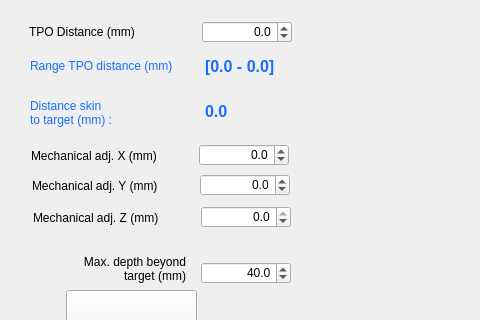
This is BabelBrain/Babel_H246/form.ui in ProteusMRIgHIFU/BabelBrain as Qt 5 draws it before an edit; both pictures show x 0 to 480 and y 0 to 320 of the 1251 by 473 pixel window. The edited form follows.
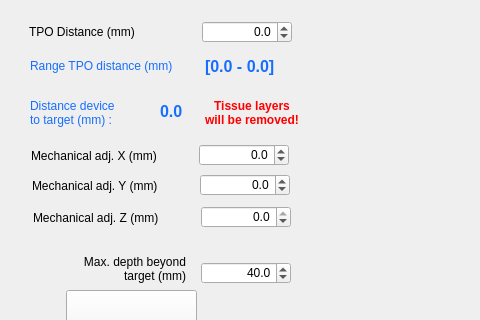
This is the edited form.

Commit message: Fixing for flat sources on removing skin or getting farther away

```diff
--- a/BabelBrain/Babel_H246/form.ui
+++ b/BabelBrain/Babel_H246/form.ui
@@ -73,9 +73,9 @@
   <widget class="QLabel" name="DistanceSkinLabel">
    <property name="geometry">
     <rect>
-     <x>205</x>
+     <x>160</x>
      <y>96</y>
-     <width>76</width>
+     <width>46</width>
      <height>31</height>
     </rect>
    </property>
@@ -100,7 +100,7 @@
     <rect>
      <x>30</x>
      <y>97</y>
-     <width>150</width>
+     <width>105</width>
      <height>31</height>
     </rect>
    </property>
@@ -108,7 +108,7 @@
     <string notr="true">color:rgb(22, 110, 255)</string>
    </property>
    <property name="text">
-    <string>Distance skin
+    <string>Distance device
 to target (mm) :</string>
    </property>
    <property name="indent">
@@ -383,6 +383,31 @@
     <string>Hide marks</string>
    </property>
   </widget>
+  <widget class="QLabel" name="LabelTissueRemoved">
+   <property name="geometry">
+    <rect>
+     <x>200</x>
+     <y>98</y>
+     <width>104</width>
+     <height>30</height>
+    </rect>
+   </property>
+   <property name="font">
+    <font>
+     <bold>true</bold>
+    </font>
+   </property>
+   <property name="styleSheet">
+    <string notr="true">color: red</string>
+   </property>
+   <property name="text">
+    <string>Tissue layers
+will be removed!</string>
+   </property>
+   <property name="alignment">
+    <set>Qt::AlignCenter</set>
+   </property>
+  </widget>
  </widget>
  <tabstops>
   <tabstop>TPODistanceSpinBox</tabstop>
```
The commit also changes 7 other files.
